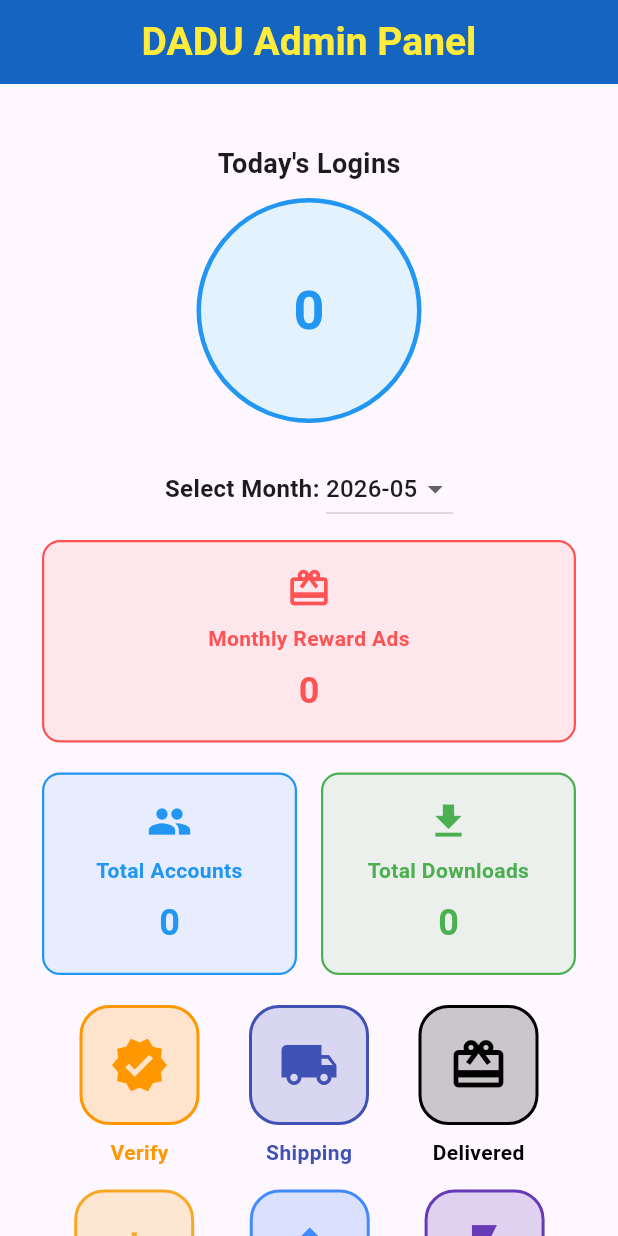
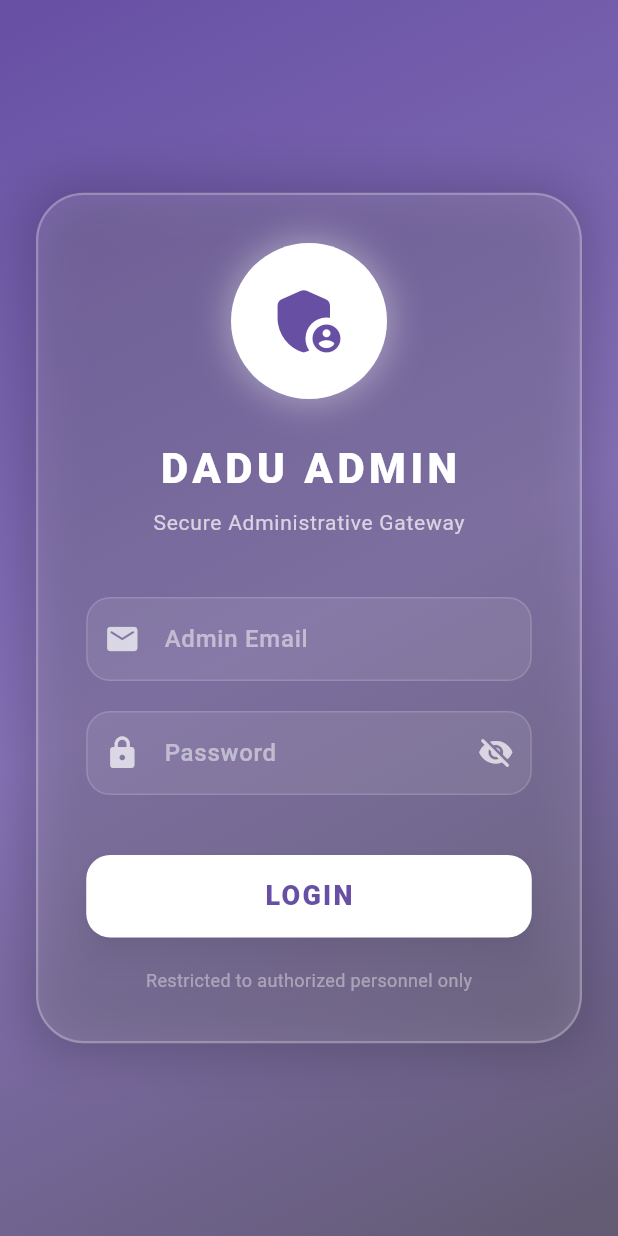
Before and after one commit to sayedulmorsalin/DADU_admin_panel, a Flutter app: the screen it shows after launch, on a phone screen of 412 x 824 dp. Run offline on Flutter 3.47's test engine with Material 3 defaults, Android fonts, the phone set to English and light mode, and no system bars; our stand-ins replace cached_network_image, cloud_firestore, firebase_auth, firebase_core, flutter_dotenv, flutter_image_compress and 2 more; missing offline and left inert: clipboard, fuzzy; accounts and stored records are empty.

Commit message:
feat: implement user authentication with Firebase and create login page feat: add logout functionality and improve user session management fix: enhance order data handling with safe number parsing in delivered, shipping, and verify screens fix: update UI components for better readability and maintainability chore: update dependencies and generated files for Firebase integration

```diff
--- a/lib/main.dart
+++ b/lib/main.dart
@@ -1,6 +1,8 @@
 import 'package:dadu_admin_panel/pages/screens/home.dart';
+import 'package:dadu_admin_panel/pages/screens/login_page.dart';
 import 'package:flutter/material.dart';
 import 'package:firebase_core/firebase_core.dart';
+import 'package:firebase_auth/firebase_auth.dart';
 import 'package:flutter_dotenv/flutter_dotenv.dart';
 
 void main() async {
@@ -17,7 +19,24 @@ class MyApp extends StatelessWidget {
   Widget build(BuildContext context) {
     return MaterialApp(
       debugShowCheckedModeBanner: false,
-      home: AdminDashboard(),
+      home: StreamBuilder<User?>(
+        stream: FirebaseAuth.instance.authStateChanges(),
+        builder: (context, snapshot) {
+          if (snapshot.connectionState == ConnectionState.active) {
+            // User is logged in
+            if (snapshot.hasData && snapshot.data != null) {
+              return const AdminDashboard();
+            } else {
+              // User is not logged in
+              return const LoginPage();
+            }
+          }
+          // Loading state
+          return const Scaffold(
+            body: Center(child: CircularProgressIndicator()),
+          );
+        },
+      ),
     );
   }
 }
--- /dev/null
+++ b/lib/pages/screens/login_page.dart
@@ -0,0 +1,306 @@
+import 'package:flutter/material.dart';
+import 'package:firebase_auth/firebase_auth.dart';
+import 'package:shared_preferences/shared_preferences.dart';
+import 'home.dart';
+
+class LoginPage extends StatefulWidget {
+  const LoginPage({super.key});
+
+  @override
+  State<LoginPage> createState() => _LoginPageState();
+}
+
+class _LoginPageState extends State<LoginPage> {
+  final _formKey = GlobalKey<FormState>();
+  final _emailController = TextEditingController();
+  final _passwordController = TextEditingController();
+  bool _isLoading = false;
+  bool _obscurePassword = true;
+
+  final List<String> _allowedEmails = [
+    'dadukhelaghor@gmail.com',
+    'sayadulmorsalin123@gmail.com',
+  ];
+
+  Future<void> _login() async {
+    if (!_formKey.currentState!.validate()) return;
+
+    final email = _emailController.text.trim();
+    final password = _passwordController.text.trim();
+
+    if (!_allowedEmails.contains(email)) {
+      ScaffoldMessenger.of(context).showSnackBar(
+        const SnackBar(
+          content: Text('Access Denied: You are not an authorized administrator.'),
+          backgroundColor: Colors.redAccent,
+        ),
+      );
+      return;
+    }
+
+    setState(() => _isLoading = true);
+
+    try {
+      await FirebaseAuth.instance.signInWithEmailAndPassword(
+        email: email,
+        password: password,
+      );
+
+      // Save login timestamp for 24h auto-logout
+      final prefs = await SharedPreferences.getInstance();
+      await prefs.setInt('login_timestamp', DateTime.now().millisecondsSinceEpoch);
+
+      if (mounted) {
+        Navigator.pushReplacement(
+          context,
+          MaterialPageRoute(builder: (context) => const AdminDashboard()),
+        );
+      }
+    } on FirebaseAuthException catch (e) {
+      String message = 'An error occurred. Please try again.';
+      if (e.code == 'user-not-found') {
+        message = 'No user found for that email.';
+      } else if (e.code == 'wrong-password') {
+        message = 'Wrong password provided.';
+      } else if (e.code == 'invalid-email') {
+        message = 'The email address is badly formatted.';
+      }
+
+      if (mounted) {
+        ScaffoldMessenger.of(context).showSnackBar(
+          SnackBar(
+            content: Text(message),
+            backgroundColor: Colors.redAccent,
+          ),
+        );
+      }
+    } catch (e) {
+      if (mounted) {
+        ScaffoldMessenger.of(context).showSnackBar(
+          SnackBar(
+            content: Text('Error: ${e.toString()}'),
+            backgroundColor: Colors.redAccent,
+          ),
+        );
+      }
+    } finally {
+      if (mounted) {
+        setState(() => _isLoading = false);
+      }
+    }
+  }
+
+  @override
+  Widget build(BuildContext context) {
+    final theme = Theme.of(context);
+    final colorScheme = theme.colorScheme;
+
+    return Scaffold(
+      body: Container(
+        width: double.infinity,
+        height: double.infinity,
+        decoration: BoxDecoration(
+          gradient: LinearGradient(
+            begin: Alignment.topLeft,
+            end: Alignment.bottomRight,
+            colors: [
+              colorScheme.primary,
+              colorScheme.primary.withOpacity(0.8),
+              colorScheme.secondary,
+            ],
+          ),
+        ),
+        child: Center(
+          child: SingleChildScrollView(
+            child: Padding(
+              padding: const EdgeInsets.all(24.0),
+              child: Container(
+                constraints: const BoxConstraints(maxWidth: 450),
+                padding: const EdgeInsets.all(32.0),
+                decoration: BoxDecoration(
+                  color: Colors.white.withOpacity(0.12),
+                  borderRadius: BorderRadius.circular(32),
+                  border: Border.all(
+                    color: Colors.white.withOpacity(0.25),
+                    width: 1.5,
+                  ),
+                  boxShadow: [
+                    BoxShadow(
+                      color: Colors.black.withOpacity(0.2),
+                      blurRadius: 30,
+                      spreadRadius: 5,
+                    ),
+                  ],
+                ),
+                child: Form(
+                  key: _formKey,
+                  child: Column(
+                    mainAxisSize: MainAxisSize.min,
+                    children: [
+                      // Logo or Icon
+                      Container(
+                        padding: const EdgeInsets.all(24),
+                        decoration: BoxDecoration(
+                          color: Colors.white,
+                          shape: BoxShape.circle,
+                          boxShadow: [
+                            BoxShadow(
+                              color: Colors.white.withOpacity(0.4),
+                              blurRadius: 20,
+                              spreadRadius: 2,
+                            ),
+                          ],
+                        ),
+                        child: Icon(
+                          Icons.admin_panel_settings_rounded,
+                          size: 56,
+                          color: colorScheme.primary,
+                        ),
+                      ),
+                      const SizedBox(height: 28),
+                      Text(
+                        'DADU ADMIN',
+                        style: theme.textTheme.headlineMedium?.copyWith(
+                          color: Colors.white,
+                          letterSpacing: 3,
+                          fontWeight: FontWeight.w900,
+                        ),
+                      ),
+                      const SizedBox(height: 8),
+                      Text(
+                        'Secure Administrative Gateway',
+                        style: TextStyle(
+                          fontSize: 14,
+                          color: Colors.white.withOpacity(0.7),
+                          letterSpacing: 0.5,
+                        ),
+                      ),
+                      const SizedBox(height: 40),
+
+                      // Email Field
+                      TextFormField(
+                        controller: _emailController,
+                        style: const TextStyle(color: Colors.white, fontWeight: FontWeight.w500),
+                        decoration: InputDecoration(
+                          hintText: 'Admin Email',
+                          hintStyle: TextStyle(color: Colors.white.withOpacity(0.5)),
+                          prefixIcon: const Icon(Icons.email_rounded, color: Colors.white70),
+                          filled: true,
+                          fillColor: Colors.white.withOpacity(0.08),
+                          enabledBorder: OutlineInputBorder(
+                            borderRadius: BorderRadius.circular(16),
+                            borderSide: BorderSide(color: Colors.white.withOpacity(0.15)),
+                          ),
+                          focusedBorder: OutlineInputBorder(
+                            borderRadius: BorderRadius.circular(16),
+                            borderSide: const BorderSide(color: Colors.white, width: 2),
+                          ),
+                        ),
+                        validator: (value) {
+                          if (value == null || value.isEmpty) {
+                            return 'Please enter your email';
+                          }
+                          return null;
+                        },
+                      ),
+                      const SizedBox(height: 20),
+
+                      // Password Field
+                      TextFormField(
+                        controller: _passwordController,
+                        obscureText: _obscurePassword,
+                        style: const TextStyle(color: Colors.white, fontWeight: FontWeight.w500),
+                        decoration: InputDecoration(
+                          hintText: 'Password',
+                          hintStyle: TextStyle(color: Colors.white.withOpacity(0.5)),
+                          prefixIcon: const Icon(Icons.lock_rounded, color: Colors.white70),
+                          suffixIcon: IconButton(
+                            icon: Icon(
+                              _obscurePassword ? Icons.visibility_off_rounded : Icons.visibility_rounded,
+                              color: Colors.white70,
+                            ),
+                            onPressed: () {
+                              setState(() {
+                                _obscurePassword = !_obscurePassword;
+                              });
+                            },
+                          ),
+                          filled: true,
+                          fillColor: Colors.white.withOpacity(0.08),
+                          enabledBorder: OutlineInputBorder(
+                            borderRadius: BorderRadius.circular(16),
+                            borderSide: BorderSide(color: Colors.white.withOpacity(0.15)),
+                          ),
+                          focusedBorder: OutlineInputBorder(
+                            borderRadius: BorderRadius.circular(16),
+                            borderSide: const BorderSide(color: Colors.white, width: 2),
+                          ),
+                        ),
+                        validator: (value) {
+                          if (value == null || value.isEmpty) {
+                            return 'Please enter your password';
+                          }
+                          return null;
+                        },
+                      ),
+                      const SizedBox(height: 40),
+
+                      // Login Button
+                      SizedBox(
+                        width: double.infinity,
+                        height: 55,
+                        child: ElevatedButton(
+                          onPressed: _isLoading ? null : _login,
+                          style: ElevatedButton.styleFrom(
+                            backgroundColor: Colors.white,
+                            foregroundColor: colorScheme.primary,
+                            elevation: 8,
+                            shadowColor: Colors.black.withOpacity(0.3),
+                            shape: RoundedRectangleBorder(
+                              borderRadius: BorderRadius.circular(16),
+                            ),
+                          ),
+                          child: _isLoading
+                              ? SizedBox(
+                                  height: 24,
+                                  width: 24,
+                                  child: CircularProgressIndicator(
+                                    color: colorScheme.primary,
+                                    strokeWidth: 3,
+                                  ),
+                                )
+                              : const Text(
+                                  'LOGIN',
+                                  style: TextStyle(
+                                    fontSize: 18,
+                                    fontWeight: FontWeight.w900,
+                                    letterSpacing: 1.5,
+                                  ),
+                                ),
+                        ),
+                      ),
+                      const SizedBox(height: 20),
+                      Text(
+                        'Restricted to authorized personnel only',
+                        style: TextStyle(
+                          fontSize: 12,
+                          color: Colors.white.withOpacity(0.4),
+                        ),
+                      ),
+                    ],
+                  ),
+                ),
+              ),
+            ),
+          ),
+        ),
+      ),
+    );
+  }
+}
+
+extension RoundedRectangleType on ElevatedButton {
+  static RoundedRectangleBorder rounded(double radius) => RoundedRectangleBorder(
+        borderRadius: BorderRadius.circular(radius),
+      );
+}
--- a/pubspec.yaml
+++ b/pubspec.yaml
@@ -2,7 +2,7 @@ name: dadu_admin_panel
 description: "A new Flutter project."
 # The following line prevents the package from being accidentally published to
 # pub.dev using `flutter pub publish`. This is preferred for private packages.
-publish_to: 'none' # Remove this line if you wish to publish to pub.dev
+publish_to: "none" # Remove this line if you wish to publish to pub.dev
 
 # The following defines the version and build number for your application.
 # A version number is three numbers separated by dots, like 1.2.43
@@ -33,6 +33,7 @@ dependencies:
   image_picker: ^1.1.2
   cupertino_icons: ^1.0.8
   firebase_core: ^3.14.0
+  firebase_auth: ^5.3.0
   cloud_firestore: ^5.6.9
   http: ^1.4.0
   cached_network_image: ^3.4.1
@@ -45,7 +46,7 @@ dependencies:
   flutter_dotenv: ^6.0.0
   shared_preferences: ^2.5.4
   fuzzy: ^0.5.1
-
+  crypto: ^3.0.6
 
 dev_dependencies:
   flutter_launcher_icons: ^0.14.4
@@ -66,7 +67,6 @@ flutter_launcher_icons:
 
 # The following section is specific to Flutter packages.
 flutter:
-
   # The following line ensures that the Material Icons font is
   # included with your application, so that you can use the icons in
   # the material Icons class.
```
Also changed, not shown: lib/pages/screens/delivered.dart (+10 -1 lines), lib/pages/screens/home.dart (+60 -7 lines), lib/pages/screens/shipping.dart (+55 -27 lines), lib/pages/screens/verify.dart (+52 -31 lines), lib/theme/app_theme.dart (added, +149 -0 lines), pubspec.lock, 3 other files.
